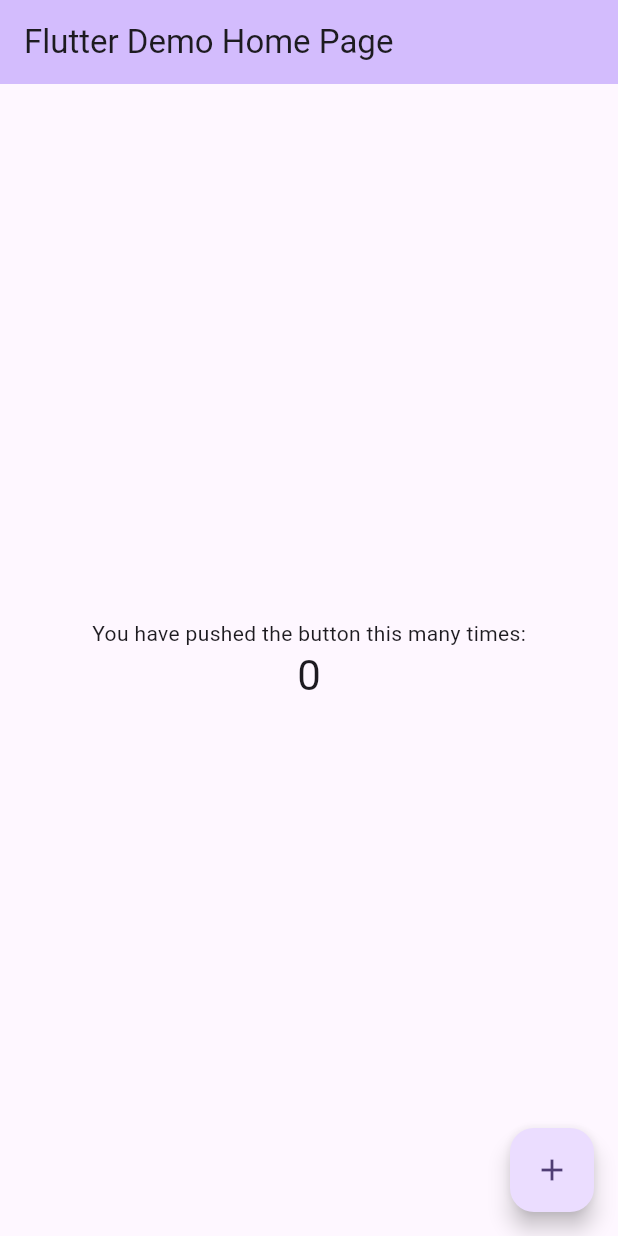
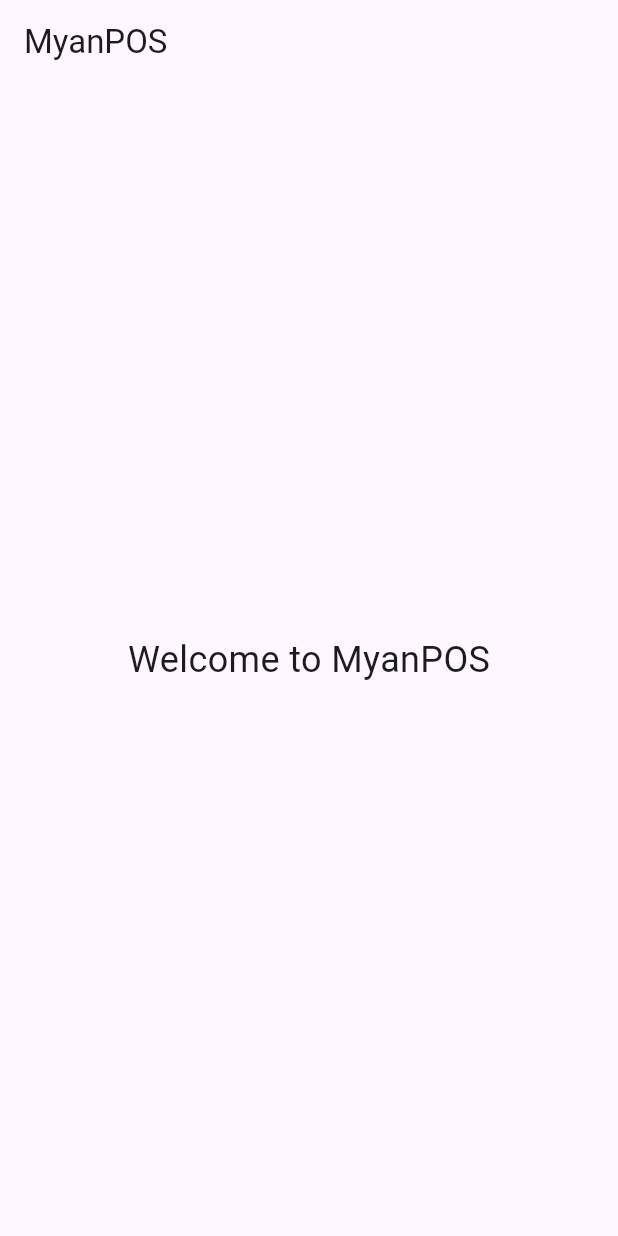
Before and after one commit to pkkmd11/myanpos, a Flutter app: the screen it shows after launch, on a phone screen of 412 x 824 dp. Run offline on Flutter 3.47's test engine with Material 3 defaults, Android fonts, the light colour scheme and no system bars.

```diff
--- a/lib/main.dart
+++ b/lib/main.dart
@@ -1,121 +1,40 @@
 import 'package:flutter/material.dart';
 
+// The entry point of the MyanPOS application.
+// Flutter starts the app from this function.
 void main() {
-  runApp(const MyApp());
+  runApp(const MyanPOSApp());
 }
 
-class MyApp extends StatelessWidget {
-  const MyApp({super.key});
+// The root widget of our MyanPOS application.
+class MyanPOSApp extends StatelessWidget {
+  const MyanPOSApp({super.key});
 
-  // This widget is the root of your application.
   @override
   Widget build(BuildContext context) {
     return MaterialApp(
-      title: 'Flutter Demo',
-      theme: ThemeData(
-        // This is the theme of your application.
-        //
-        // TRY THIS: Try running your application with "flutter run". You'll see
-        // the application has a purple toolbar. Then, without quitting the app,
-        // try changing the seedColor in the colorScheme below to Colors.green
-        // and then invoke "hot reload" (save your changes or press the "hot
-        // reload" button in a Flutter-supported IDE, or press "r" if you used
-        // the command line to start the app).
-        //
-        // Notice that the counter didn't reset back to zero; the application
-        // state is not lost during the reload. To reset the state, use hot
-        // restart instead.
-        //
-        // This works for code too, not just values: Most code changes can be
-        // tested with just a hot reload.
-        colorScheme: .fromSeed(seedColor: Colors.deepPurple),
-      ),
-      home: const MyHomePage(title: 'Flutter Demo Home Page'),
-    );
-  }
-}
+      // Application name.
+      title: 'MyanPOS',
 
-class MyHomePage extends StatefulWidget {
-  const MyHomePage({super.key, required this.title});
+      // Hide the debug banner shown by Flutter.
+      debugShowCheckedModeBanner: false,
 
-  // This widget is the home page of your application. It is stateful, meaning
-  // that it has a State object (defined below) that contains fields that affect
-  // how it looks.
+      // The first screen displayed when the app starts.
+      home: Scaffold(
+        // Top navigation bar of the application.
+        appBar: AppBar(
+          title: const Text('MyanPOS'),
+        ),
 
-  // This class is the configuration for the state. It holds the values (in this
-  // case the title) provided by the parent (in this case the App widget) and
-  // used by the build method of the State. Fields in a Widget subclass are
-  // always marked "final".
-
-  final String title;
-
-  @override
-  State<MyHomePage> createState() => _MyHomePageState();
-}
-
-class _MyHomePageState extends State<MyHomePage> {
-  int _counter = 0;
-
-  void _incrementCounter() {
-    setState(() {
-      // This call to setState tells the Flutter framework that something has
-      // changed in this State, which causes it to rerun the build method below
-      // so that the display can reflect the updated values. If we changed
-      // _counter without calling setState(), then the build method would not be
-      // called again, and so nothing would appear to happen.
-      _counter++;
-    });
-  }
-
-  @override
-  Widget build(BuildContext context) {
-    // This method is rerun every time setState is called, for instance as done
-    // by the _incrementCounter method above.
-    //
-    // The Flutter framework has been optimized to make rerunning build methods
-    // fast, so that you can just rebuild anything that needs updating rather
-    // than having to individually change instances of widgets.
-    return Scaffold(
-      appBar: AppBar(
-        // TRY THIS: Try changing the color here to a specific color (to
-        // Colors.amber, perhaps?) and trigger a hot reload to see the AppBar
-        // change color while the other colors stay the same.
-        backgroundColor: Theme.of(context).colorScheme.inversePrimary,
-        // Here we take the value from the MyHomePage object that was created by
-        // the App.build method, and use it to set our appbar title.
-        title: Text(widget.title),
-      ),
-      body: Center(
-        // Center is a layout widget. It takes a single child and positions it
-        // in the middle of the parent.
-        child: Column(
-          // Column is also a layout widget. It takes a list of children and
-          // arranges them vertically. By default, it sizes itself to fit its
-          // children horizontally, and tries to be as tall as its parent.
-          //
-          // Column has various properties to control how it sizes itself and
-          // how it positions its children. Here we use mainAxisAlignment to
-          // center the children vertically; the main axis here is the vertical
-          // axis because Columns are vertical (the cross axis would be
-          // horizontal).
-          //
-          // TRY THIS: Invoke "debug painting" (choose the "Toggle Debug Paint"
-          // action in the IDE, or press "p" in the console), to see the
-          // wireframe for each widget.
-          mainAxisAlignment: .center,
-          children: [
-            const Text('You have pushed the button this many times:'),
-            Text(
-              '$_counter',
-              style: Theme.of(context).textTheme.headlineMedium,
+        // Main content of the first screen.
+        body: const Center(
+          child: Text(
+            'Welcome to MyanPOS',
+            style: TextStyle(
+              fontSize: 24,
             ),
-          ],
+          ),
         ),
-      ),
-      floatingActionButton: FloatingActionButton(
-        onPressed: _incrementCounter,
-        tooltip: 'Increment',
-        child: const Icon(Icons.add),
       ),
     );
   }
```
Also changed, not shown: 1 other file.
